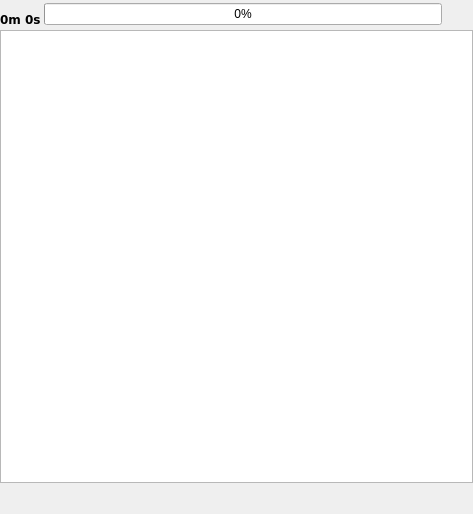
Qt form trunk/src/GUI/playlist/GUI_Playlist.ui (shahid334/sayonara-player) before a commit.
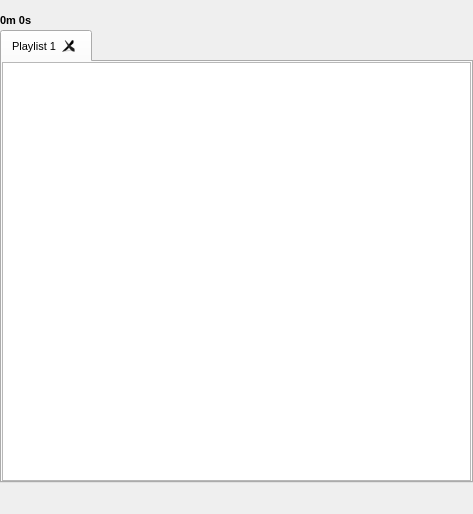
The same form after that commit. Icons and pictures are not drawn. Custom widgets are drawn as their Qt base class.

What changed in the file:
```diff
--- a/trunk/src/GUI/playlist/GUI_Playlist.ui
+++ b/trunk/src/GUI/playlist/GUI_Playlist.ui
@@ -31,6 +31,11 @@
     <height>16777215</height>
    </size>
   </property>
+  <property name="font">
+   <font>
+    <pointsize>8</pointsize>
+   </font>
+  </property>
   <property name="windowTitle">
    <string>Form</string>
   </property>
@@ -102,56 +107,89 @@
    <item row="1" column="0" colspan="4">
     <layout class="QHBoxLayout" name="horizontalLayout">
      <item>
-      <widget class="PlaylistView" name="listView">
-       <property name="sizePolicy">
-        <sizepolicy hsizetype="Preferred" vsizetype="MinimumExpanding">
-         <horstretch>0</horstretch>
-         <verstretch>0</verstretch>
-        </sizepolicy>
+      <widget class="PlaylistTabWidget" name="tw_playlists">
+       <property name="tabPosition">
+        <enum>QTabWidget::North</enum>
        </property>
-       <property name="minimumSize">
-        <size>
-         <width>200</width>
-         <height>0</height>
-        </size>
+       <property name="tabShape">
+        <enum>QTabWidget::Rounded</enum>
        </property>
-       <property name="maximumSize">
-        <size>
-         <width>167721</width>
-         <height>16777215</height>
-        </size>
+       <property name="currentIndex">
+        <number>0</number>
        </property>
-       <property name="font">
-        <font>
-         <family>DejaVu Sans</family>
-        </font>
-       </property>
-       <property name="focusPolicy">
-        <enum>Qt::NoFocus</enum>
-       </property>
-       <property name="horizontalScrollBarPolicy">
-        <enum>Qt::ScrollBarAlwaysOff</enum>
-       </property>
-       <property name="editTriggers">
-        <set>QAbstractItemView::NoEditTriggers</set>
-       </property>
-       <property name="tabKeyNavigation">
+       <property name="tabsClosable">
         <bool>true</bool>
        </property>
-       <property name="alternatingRowColors">
-        <bool>true</bool>
-       </property>
-       <property name="selectionMode">
-        <enum>QAbstractItemView::ExtendedSelection</enum>
-       </property>
-       <property name="selectionBehavior">
-        <enum>QAbstractItemView::SelectRows</enum>
-       </property>
+       <widget class="QWidget" name="tab_pl1">
+        <attribute name="title">
+         <string>Playlist 1</string>
+        </attribute>
+        <layout class="QGridLayout" name="gridLayout_2">
+         <property name="leftMargin">
+          <number>0</number>
+         </property>
+         <property name="topMargin">
+          <number>0</number>
+         </property>
+         <property name="rightMargin">
+          <number>0</number>
+         </property>
+         <property name="bottomMargin">
+          <number>0</number>
+         </property>
+         <property name="spacing">
+          <number>0</number>
+         </property>
+         <item row="0" column="0">
+          <widget class="PlaylistView" name="listView">
+           <property name="sizePolicy">
+            <sizepolicy hsizetype="Preferred" vsizetype="MinimumExpanding">
+             <horstretch>0</horstretch>
+             <verstretch>0</verstretch>
+            </sizepolicy>
+           </property>
+           <property name="minimumSize">
+            <size>
+             <width>200</width>
+             <height>0</height>
+            </size>
+           </property>
+           <property name="maximumSize">
+            <size>
+             <width>167721</width>
+             <height>16777215</height>
+            </size>
+           </property>
+           <property name="focusPolicy">
+            <enum>Qt::StrongFocus</enum>
+           </property>
+           <property name="horizontalScrollBarPolicy">
+            <enum>Qt::ScrollBarAlwaysOff</enum>
+           </property>
+           <property name="editTriggers">
+            <set>QAbstractItemView::NoEditTriggers</set>
+           </property>
+           <property name="tabKeyNavigation">
+            <bool>true</bool>
+           </property>
+           <property name="alternatingRowColors">
+            <bool>true</bool>
+           </property>
+           <property name="selectionMode">
+            <enum>QAbstractItemView::ExtendedSelection</enum>
+           </property>
+           <property name="selectionBehavior">
+            <enum>QAbstractItemView::SelectRows</enum>
+           </property>
+          </widget>
+         </item>
+        </layout>
+       </widget>
       </widget>
      </item>
     </layout>
    </item>
-   <item row="3" column="0">
+   <item row="4" column="0">
     <layout class="QHBoxLayout" name="horizontalLayout_2">
      <item>
       <widget class="QPushButton" name="btn_rep1">
@@ -167,11 +205,6 @@
          <height>28</height>
         </size>
        </property>
-       <property name="font">
-        <font>
-         <family>DejaVu Sans</family>
-        </font>
-       </property>
        <property name="focusPolicy">
         <enum>Qt::NoFocus</enum>
        </property>
@@ -216,11 +249,6 @@
          <height>28</height>
         </size>
        </property>
-       <property name="font">
-        <font>
-         <family>DejaVu Sans</family>
-        </font>
-       </property>
        <property name="focusPolicy">
         <enum>Qt::NoFocus</enum>
        </property>
@@ -265,11 +293,6 @@
          <height>28</height>
         </size>
        </property>
-       <property name="font">
-        <font>
-         <family>DejaVu Sans</family>
-        </font>
-       </property>
        <property name="focusPolicy">
         <enum>Qt::NoFocus</enum>
        </property>
@@ -314,11 +337,6 @@
          <height>28</height>
         </size>
        </property>
-       <property name="font">
-        <font>
-         <family>DejaVu Sans</family>
-        </font>
-       </property>
        <property name="focusPolicy">
         <enum>Qt::NoFocus</enum>
        </property>
@@ -363,11 +381,6 @@
          <height>28</height>
         </size>
        </property>
-       <property name="font">
-        <font>
-         <family>DejaVu Sans</family>
-        </font>
-       </property>
        <property name="focusPolicy">
         <enum>Qt::NoFocus</enum>
        </property>
@@ -412,11 +425,6 @@
          <height>28</height>
         </size>
        </property>
-       <property name="font">
-        <font>
-         <family>DejaVu Sans</family>
-        </font>
-       </property>
        <property name="focusPolicy">
         <enum>Qt::NoFocus</enum>
        </property>
@@ -445,13 +453,46 @@
      </item>
     </layout>
    </item>
-   <item row="3" column="1" colspan="2">
+   <item row="0" column="3">
+    <widget class="QPushButton" name="btn_clear">
+     <property name="minimumSize">
+      <size>
+       <width>24</width>
+       <height>24</height>
+      </size>
+     </property>
+     <property name="maximumSize">
+      <size>
+       <width>26</width>
+       <height>26</height>
+      </size>
+     </property>
+     <property name="focusPolicy">
+      <enum>Qt::StrongFocus</enum>
+     </property>
+     <property name="toolTip">
+      <string>Clear Playlist</string>
+     </property>
+     <property name="text">
+      <string/>
+     </property>
+     <property name="icon">
+      <iconset>
+       <normaloff>:/icons/broom.png</normaloff>:/icons/broom.png</iconset>
+     </property>
+     <property name="iconSize">
+      <size>
+       <width>24</width>
+       <height>24</height>
+      </size>
+     </property>
+     <property name="flat">
+      <bool>true</bool>
+     </property>
+    </widget>
+   </item>
+   <item row="4" column="1">
     <spacer name="horizontalSpacer">
-     <property name="font">
-      <font>
-       <family>DejaVu Sans</family>
-      </font>
-     </property>
      <property name="orientation">
       <enum>Qt::Horizontal</enum>
      </property>
@@ -463,52 +504,16 @@
      </property>
     </spacer>
    </item>
-   <item row="3" column="3">
-    <widget class="QPushButton" name="btn_numbers">
-     <property name="minimumSize">
-      <size>
-       <width>28</width>
-       <height>28</height>
-      </size>
-     </property>
-     <property name="maximumSize">
-      <size>
-       <width>28</width>
-       <height>28</height>
-      </size>
-     </property>
-     <property name="font">
-      <font>
-       <family>DejaVu Sans</family>
-      </font>
-     </property>
-     <property name="focusPolicy">
-      <enum>Qt::NoFocus</enum>
-     </property>
-     <property name="toolTip">
-      <string>Show numbers in playlist</string>
-     </property>
-     <property name="text">
-      <string/>
-     </property>
-     <property name="iconSize">
-      <size>
-       <width>20</width>
-       <height>20</height>
-      </size>
-     </property>
-     <property name="checkable">
-      <bool>true</bool>
-     </property>
-     <property name="flat">
-      <bool>true</bool>
-     </property>
-    </widget>
-   </item>
-   <item row="0" column="0" colspan="3">
+   <item row="0" column="0">
     <layout class="QHBoxLayout" name="horizontalLayout_3">
      <item>
       <widget class="QLabel" name="lab_totalTime">
+       <property name="sizePolicy">
+        <sizepolicy hsizetype="MinimumExpanding" vsizetype="Preferred">
+         <horstretch>0</horstretch>
+         <verstretch>0</verstretch>
+        </sizepolicy>
+       </property>
        <property name="minimumSize">
         <size>
          <width>0</width>
@@ -523,8 +528,6 @@
        </property>
        <property name="font">
         <font>
-         <family>DejaVu Sans</family>
-         <pointsize>9</pointsize>
          <weight>75</weight>
          <bold>true</bold>
         </font>
@@ -537,15 +540,43 @@
        </property>
       </widget>
      </item>
-     <item>
-      <widget class="QProgressBar" name="pb_download">
-       <property name="value">
-        <number>0</number>
-       </property>
-      </widget>
-     </item>
     </layout>
    </item>
+   <item row="0" column="2">
+    <widget class="QPushButton" name="btn_new_tab">
+     <property name="minimumSize">
+      <size>
+       <width>24</width>
+       <height>24</height>
+      </size>
+     </property>
+     <property name="maximumSize">
+      <size>
+       <width>26</width>
+       <height>26</height>
+      </size>
+     </property>
+     <property name="toolTip">
+      <string>Create new Playlist</string>
+     </property>
+     <property name="text">
+      <string/>
+     </property>
+     <property name="icon">
+      <iconset>
+       <normaloff>:/icons/plus.png</normaloff>:/icons/plus.png</iconset>
+     </property>
+     <property name="iconSize">
+      <size>
+       <width>16</width>
+       <height>16</height>
+      </size>
+     </property>
+     <property name="flat">
+      <bool>true</bool>
+     </property>
+    </widget>
+   </item>
   </layout>
  </widget>
  <customwidgets>
@@ -554,6 +585,12 @@
    <extends>QListView</extends>
    <header>GUI/playlist/view/PlaylistView.h</header>
   </customwidget>
+  <customwidget>
+   <class>PlaylistTabWidget</class>
+   <extends>QTabWidget</extends>
+   <header>GUI/playlist/PlaylistTabWidget.h</header>
+   <container>1</container>
+  </customwidget>
  </customwidgets>
  <resources/>
  <connections/>
```
Left out of the diff: 56 changed lines with no effect on the pictures.
